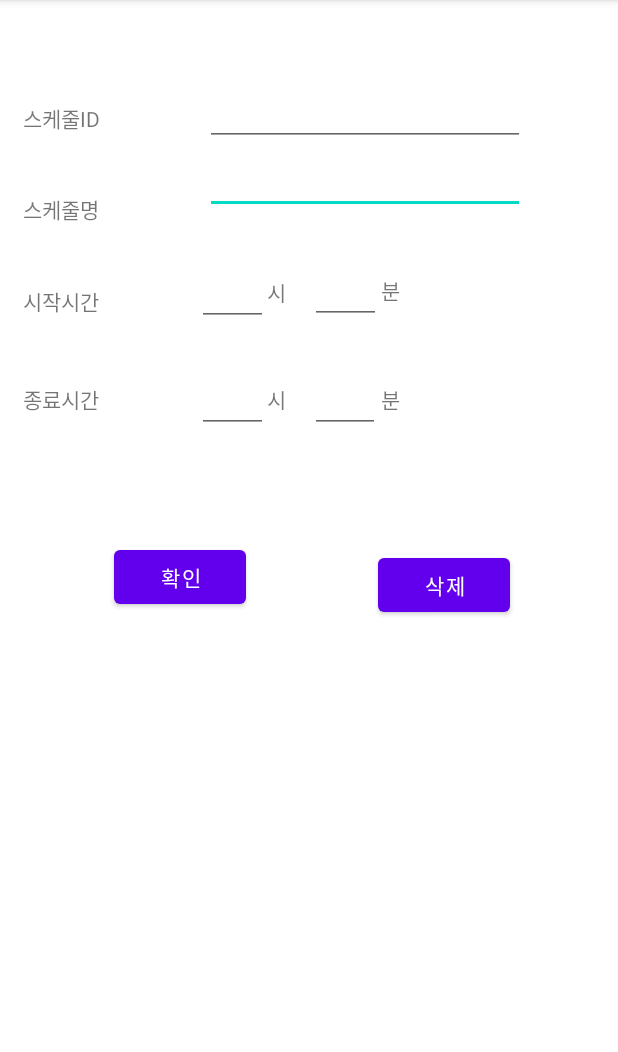
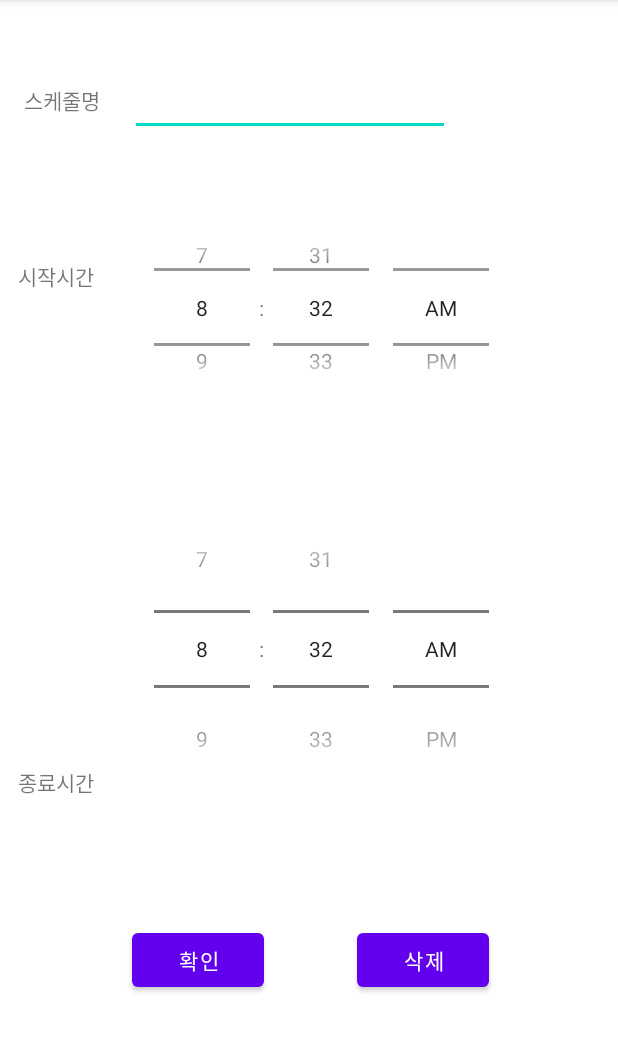
Before and after one commit to dohoon123/mobile_team13, an Android app: the Schedule screen opened directly, with no data from a screen before it, after a tap on "확인", on a phone screen of 412 x 824 dp, the part 84-1136 px from its top. Run offline under Robolectric (Android 15) with nearby library versions, the phone set to English and light mode, and no system bars; libraries missing offline, so code that uses them is left out: com.github.mikephil.charting; 4 statements that could not run were skipped.

Commit message:
1. 스케줄 추가 화면 ui변경 2. 스케줄 추가할 때 시간 겹치지 않게&총24시간 넘기지 않게

```diff
--- a/app/src/main/java/com/example/round/Schedule.kt
+++ b/app/src/main/java/com/example/round/Schedule.kt
@@ -20,12 +20,7 @@ class Schedule : AppCompatActivity() {
 
     fun clearEditText(){
         binding.apply {
-            sIDEdit.text.clear()
             sNameEdit.text.clear()
-            startHourEdit.text.clear()
-            startMinuteEdit.text.clear()
-            endHourEdit.text.clear()
-            endMinuteEdit.text.clear()
         }
     }
 
@@ -36,8 +31,8 @@ class Schedule : AppCompatActivity() {
         binding.apply{
             insertBtn.setOnClickListener{
                 val name = sNameEdit.text.toString()
-                val start = (startHourEdit.text.toString().toInt())*60 - startMinuteEdit.text.toString().toInt()//
-                val end = (endHourEdit.text.toString().toInt())*60 - endMinuteEdit.text.toString().toInt()//
+                val start = startTime.hour*60 + startTime.minute
+                val end = endTime.hour*60 + endTime.minute
                 val schedule = scheduleData(routineID, 0, name, start, end)
                 val result = DBHelper.insertSchedule(schedule)
                 if (result){
@@ -46,9 +41,6 @@ class Schedule : AppCompatActivity() {
                     Toast.makeText(this@Schedule, "Failed", Toast.LENGTH_SHORT).show()
                 }
                 clearEditText()
-
-                val nextIntent = Intent(this@Schedule, TimetableFragment::class.java)
-                startActivity(nextIntent)
             }
         }
     }
--- a/app/src/main/java/com/example/round/TodayFragment.kt
+++ b/app/src/main/java/com/example/round/TodayFragment.kt
@@ -54,7 +54,6 @@ class TodayFragment : Fragment() {
         //원형 스케줄러
         initCircular(null)
 
-
         //메모 추가
         MemoDBHelper = MemoDBHelper(getActivity())
         memoInsert()
@@ -107,12 +106,12 @@ class TodayFragment : Fragment() {
 
         //layout에 어레이의 데이터를 매핑 시켜서 보여주는 어댑터
         val adapter = ArrayAdapter<String>(requireContext(), R.layout.simple_spinner_dropdown_item, rNameList)
-
+/*
         adapter.insert("선택 안함", 0)    //디폴트 (선택 안됨을 의미)
         for(rName in rNameList) {
             adapter.add(rName)
         }
-
+*/
         binding!!.apply {
             spinner.adapter = adapter
             spinner.setSelection(0) //디폴트(아직 루틴 선택 안한 거)로 처음에 설정
--- a/app/src/main/java/com/example/round/sDBHelper.kt
+++ b/app/src/main/java/com/example/round/sDBHelper.kt
@@ -32,15 +32,20 @@ class sDBHelper(val context: Context) : SQLiteOpenHelper(context, DB_NAME, null,
         onCreate(db)
     }
 
-    fun insertSchedule(schedule:scheduleData):Boolean{
+    fun insertSchedule(schedule:scheduleData): Boolean{
+        var checkFlag:Boolean = scheduleCheck(schedule)
+        var flag = false
+        if (checkFlag==false) {
             val values = ContentValues()
             values.put(RID, schedule.routineID)
             values.put(SNAME, schedule.scheduleName)
             values.put(SSTART, schedule.startTime)
             values.put(SEND, schedule.endTime)
             val db = writableDatabase
-        val flag = db.insert(TABLE_NAME, null, values)>0
+            flag = db.insert(TABLE_NAME, null, values) > 0
             db.close()
+            return flag
+        }
         return flag
     }
 
@@ -117,4 +122,62 @@ class sDBHelper(val context: Context) : SQLiteOpenHelper(context, DB_NAME, null,
         return scheduleArray
     }
 
+    fun selectAllSbyR(rid: Int):ArrayList<scheduleData>{
+        //routine데이터 전부 다 가져올거임 Array로 리턴
+        val strsql="select * from ${sDBHelper.TABLE_NAME} where $RID = $rid;"
+        val db=readableDatabase
+        var scheduleArray = ArrayList<scheduleData>()//전체 데이터
+        var cursorDriver=db.rawQuery(strsql,null)
+
+        cursorDriver.moveToFirst()
+
+        //var routineID: Int, var scheduleID: Int, var scheduleName: String, var startTime: Int, var endTime: Int
+        do{
+            if(cursorDriver.count==0){return scheduleArray}
+            else{
+                var routineid=cursorDriver.getString(0)
+                var scheduleid=cursorDriver.getString(1)
+                var scheduleName=cursorDriver.getString(2)
+                var startTime=cursorDriver.getString(3)
+                var endTime=cursorDriver.getString(4)
+                scheduleArray.add(scheduleData(routineid.toInt(),scheduleid.toInt(),scheduleName,startTime.toInt(),endTime.toInt()))
             }
+        }while(cursorDriver.moveToNext())
+
+        cursorDriver.close()
+        db.close()
+        return scheduleArray
+    }
+
+    fun scheduleCheck(newSchedule: scheduleData):Boolean{
+        var flag = false
+        val oldSchedules = selectAllSbyR(newSchedule.routineID)
+
+        if (newSchedule.startTime >= newSchedule.endTime){//시작 시간이 종료시간 보다 앞서야함
+            return true
+        }
+        //기존 스케줄과 겹치는지
+        for(i in 0..(oldSchedules.size-1)){
+            var row = oldSchedules[i]
+            flag = row.startTime < newSchedule.endTime && newSchedule.startTime < row.endTime
+            if (flag == true)
+                return flag
+        }
+
+        //여기서부터 24시간 넘기는 지
+        var totalTime = 0
+        val newScheduleTime = newSchedule.endTime - newSchedule.startTime
+        for(i in 0..(oldSchedules.size-1)){
+            totalTime = totalTime + (oldSchedules[i].endTime - oldSchedules[i].startTime)
+        }
+
+        //기존 시간 + 추가하려는 시간
+        flag = (totalTime + newScheduleTime > 1440)
+        //flag == true 가 스케줄 추가하면 안 되는 거임
+
+        //24시간 넘는지 계산
+        return flag
+
+    }
+
+}
--- a/app/src/main/res/layout/activity_schedule.xml
+++ b/app/src/main/res/layout/activity_schedule.xml
@@ -6,195 +6,94 @@
     android:layout_height="match_parent"
     tools:context=".Schedule">
 
-    <TextView
-        android:id="@+id/textView16"
-        android:layout_width="wrap_content"
-        android:layout_height="wrap_content"
-        android:layout_marginStart="15dp"
-        android:layout_marginTop="68dp"
-        android:text="스케줄ID"
-        app:layout_constraintStart_toStartOf="parent"
-        app:layout_constraintTop_toTopOf="parent" />
-
-    <Button
-        android:id="@+id/insertBtn"
-        android:layout_width="wrap_content"
-        android:layout_height="wrap_content"
-        android:layout_marginStart="76dp"
-        android:layout_marginBottom="5dp"
-        android:text="확인"
-        app:layout_constraintBottom_toTopOf="@+id/tableLayout"
-        app:layout_constraintStart_toStartOf="@+id/tableLayout" />
-
     <EditText
         android:id="@+id/sNameEdit"
         android:layout_width="wrap_content"
         android:layout_height="wrap_content"
+        android:layout_marginStart="20dp"
+        android:layout_marginTop="45dp"
+        android:layout_marginBottom="236dp"
         android:ems="10"
         android:inputType="text"
-        app:layout_constraintStart_toStartOf="@+id/sIDEdit"
-        app:layout_constraintTop_toBottomOf="@+id/sIDEdit" />
-
-    <EditText
-        android:id="@+id/sIDEdit"
-        android:layout_width="wrap_content"
-        android:layout_height="wrap_content"
-        android:layout_marginTop="52dp"
-        android:layout_marginEnd="62dp"
-        android:ems="10"
-        android:inputType="text"
-        app:layout_constraintEnd_toEndOf="parent"
+        app:layout_constraintBottom_toTopOf="@+id/endTime"
+        app:layout_constraintStart_toEndOf="@+id/textView13"
         app:layout_constraintTop_toTopOf="parent" />
 
     <TextView
         android:id="@+id/textView13"
         android:layout_width="wrap_content"
         android:layout_height="wrap_content"
-        android:layout_marginStart="15dp"
-        android:layout_marginTop="39dp"
+        android:layout_marginStart="16dp"
+        android:layout_marginTop="56dp"
         android:text="스케줄명"
         app:layout_constraintStart_toStartOf="parent"
-        app:layout_constraintTop_toBottomOf="@+id/textView16" />
+        app:layout_constraintTop_toTopOf="parent" />
 
-    <TextView
-        android:id="@+id/textView14"
-        android:layout_width="wrap_content"
-        android:layout_height="wrap_content"
-        android:text="분"
-        app:layout_constraintBaseline_toBaselineOf="@+id/startMinuteEdit"
-        app:layout_constraintEnd_toEndOf="@+id/textView10"
-        app:layout_constraintStart_toEndOf="@+id/endMinuteEdit" />
-
-    <TextView
-        android:id="@+id/textView"
-        android:layout_width="wrap_content"
-        android:layout_height="wrap_content"
-        android:layout_marginTop="41dp"
-        android:layout_marginEnd="16dp"
-        android:text="시"
-        app:layout_constraintEnd_toStartOf="@+id/startMinuteEdit"
+    <TimePicker
+        android:id="@+id/endTime"
+        android:layout_width="0dp"
+        android:layout_height="0dp"
+        android:layout_marginEnd="45dp"
+        android:layout_marginBottom="176dp"
+        android:timePickerMode="spinner"
+        app:layout_constraintBottom_toBottomOf="parent"
+        app:layout_constraintEnd_toEndOf="parent"
+        app:layout_constraintHorizontal_bias="1.0"
+        app:layout_constraintStart_toEndOf="@+id/textView12"
         app:layout_constraintTop_toBottomOf="@+id/sNameEdit" />
-
-    <TextView
-        android:id="@+id/textView11"
-        android:layout_width="wrap_content"
-        android:layout_height="wrap_content"
-        android:layout_marginTop="38dp"
-        android:layout_marginEnd="63dp"
-        android:text="시"
-        app:layout_constraintEnd_toStartOf="@+id/textView10"
-        app:layout_constraintTop_toBottomOf="@+id/startHourEdit" />
 
     <TextView
         android:id="@+id/textView12"
         android:layout_width="wrap_content"
         android:layout_height="wrap_content"
-        android:layout_marginStart="15dp"
+        android:layout_marginStart="12dp"
+        android:layout_marginBottom="60dp"
         android:text="종료시간"
-        app:layout_constraintBaseline_toBaselineOf="@+id/endHourEdit"
+        app:layout_constraintBottom_toBottomOf="@+id/endTime"
+        app:layout_constraintEnd_toStartOf="@+id/endTime"
         app:layout_constraintStart_toStartOf="parent" />
+
+    <TimePicker
+        android:id="@+id/startTime"
+        android:layout_width="0dp"
+        android:layout_height="138dp"
+        android:layout_marginTop="136dp"
+        android:layout_marginEnd="46dp"
+        android:timePickerMode="spinner"
+
+        app:layout_constraintEnd_toEndOf="parent"
+        app:layout_constraintHorizontal_bias="1.0"
+        app:layout_constraintStart_toEndOf="@+id/textView3"
+        app:layout_constraintTop_toTopOf="parent" />
 
     <TextView
         android:id="@+id/textView3"
         android:layout_width="wrap_content"
         android:layout_height="wrap_content"
-        android:layout_marginStart="15dp"
-        android:layout_marginTop="40dp"
+        android:layout_marginStart="12dp"
+        android:layout_marginTop="96dp"
         android:text="시작시간"
         app:layout_constraintStart_toStartOf="parent"
         app:layout_constraintTop_toBottomOf="@+id/textView13" />
-
-    <TextView
-        android:id="@+id/textView10"
-        android:layout_width="wrap_content"
-        android:layout_height="wrap_content"
-        android:layout_marginEnd="145dp"
-        android:text="분"
-        app:layout_constraintBaseline_toBaselineOf="@+id/endMinuteEdit"
-        app:layout_constraintEnd_toEndOf="parent" />
-
-    <TableLayout
-        android:id="@+id/tableLayout"
-        android:layout_width="0dp"
-        android:layout_height="0dp"
-        app:layout_constraintBottom_toBottomOf="parent"
-        app:layout_constraintEnd_toEndOf="parent"
-        app:layout_constraintStart_toStartOf="parent"
-        app:layout_constraintTop_toBottomOf="@+id/deleteBtn">
-
-        <TableRow
-            android:layout_width="match_parent"
-            android:layout_height="match_parent" />
-
-        <TableRow
-            android:layout_width="match_parent"
-            android:layout_height="match_parent" />
-
-        <TableRow
-            android:layout_width="match_parent"
-            android:layout_height="match_parent" />
-
-        <TableRow
-            android:layout_width="match_parent"
-            android:layout_height="49dp" />
-    </TableLayout>
 
     <Button
         android:id="@+id/deleteBtn"
         android:layout_width="wrap_content"
         android:layout_height="wrap_content"
-        android:layout_marginStart="73dp"
-        android:layout_marginTop="77dp"
-        android:layout_marginEnd="72dp"
+        android:layout_marginEnd="86dp"
+
         android:text="삭제"
-        app:layout_constraintEnd_toEndOf="@+id/tableLayout"
-        app:layout_constraintStart_toEndOf="@+id/endHourEdit"
-        app:layout_constraintTop_toBottomOf="@+id/endMinuteEdit" />
+        app:layout_constraintBaseline_toBaselineOf="@+id/insertBtn"
+        app:layout_constraintEnd_toEndOf="parent" />
 
-    <EditText
-        android:id="@+id/startHourEdit"
-        android:layout_width="0dp"
-        android:layout_height="46dp"
-        android:ems="10"
-        android:inputType="textPersonName"
-        app:layout_constraintBaseline_toBaselineOf="@+id/textView"
-        app:layout_constraintEnd_toEndOf="@+id/endHourEdit"
-        app:layout_constraintStart_toStartOf="@+id/endHourEdit" />
-
-    <EditText
-        android:id="@+id/startMinuteEdit"
-        android:layout_width="0dp"
-        android:layout_height="46dp"
-        android:layout_marginTop="71dp"
-        android:layout_marginBottom="71dp"
-        android:ems="10"
-        android:inputType="textPersonName"
-        app:layout_constraintBottom_toBottomOf="@+id/endMinuteEdit"
-        app:layout_constraintEnd_toStartOf="@+id/textView14"
-        app:layout_constraintStart_toStartOf="@+id/endMinuteEdit"
-        app:layout_constraintTop_toTopOf="@+id/sNameEdit" />
-
-    <EditText
-        android:id="@+id/endMinuteEdit"
-        android:layout_width="0dp"
-        android:layout_height="0dp"
-        android:layout_marginStart="16dp"
-        android:layout_marginEnd="13dp"
-        android:ems="10"
-        android:inputType="textPersonName"
-        app:layout_constraintBottom_toBottomOf="@+id/endHourEdit"
-        app:layout_constraintEnd_toEndOf="@+id/textView10"
-        app:layout_constraintStart_toEndOf="@+id/textView11"
-        app:layout_constraintTop_toTopOf="@+id/endHourEdit" />
-
-    <EditText
-        android:id="@+id/endHourEdit"
-        android:layout_width="47dp"
-        android:layout_height="46dp"
-        android:layout_marginEnd="12dp"
-        android:ems="10"
-        android:inputType="textPersonName"
-        app:layout_constraintBaseline_toBaselineOf="@+id/textView11"
-        app:layout_constraintEnd_toEndOf="@+id/textView11" />
+    <Button
+        android:id="@+id/insertBtn"
+        android:layout_width="wrap_content"
+        android:layout_height="wrap_content"
+        android:layout_marginStart="88dp"
+        android:layout_marginBottom="104dp"
+        android:text="확인"
+        app:layout_constraintBottom_toBottomOf="parent"
+        app:layout_constraintStart_toStartOf="parent" />
 
 </androidx.constraintlayout.widget.ConstraintLayout>
--- a/app/src/main/res/layout/fragment_timetable.xml
+++ b/app/src/main/res/layout/fragment_timetable.xml
@@ -22,7 +22,7 @@
     <androidx.recyclerview.widget.RecyclerView
         android:id="@+id/recyclerView"
         android:layout_width="match_parent"
-        android:layout_height="300dp" />
+        android:layout_height="392dp" />
 
     <Button
         android:id="@+id/add"
```
Lines whose indentation alone changed are shown as unchanged.
